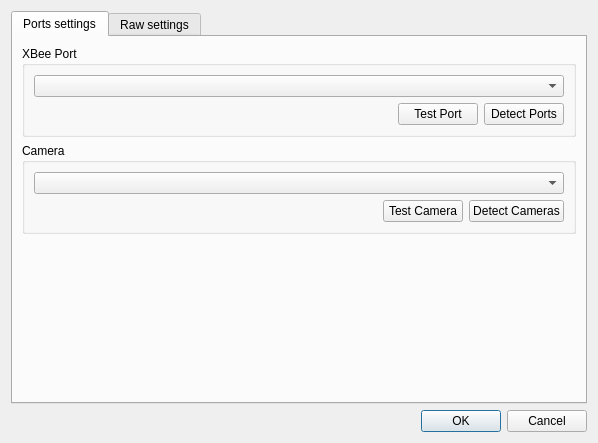
This is pc/master/settingsform.ui in plule/pfe-costumes as Qt 5 draws it before an edit. The edited form follows.
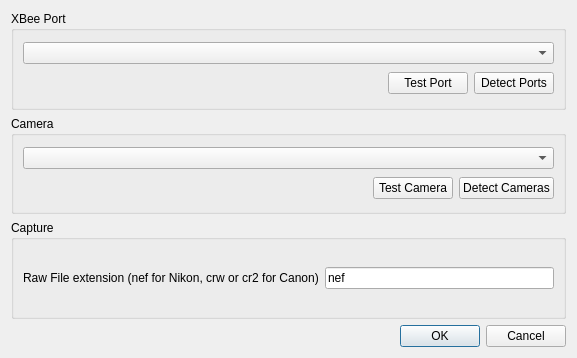
This is the edited form. The open tabs and pages were chosen to show the change. Custom widgets are drawn as their Qt base class.

Commit message: better mass capture, raw extension setting

```diff
--- a/pc/master/settingsform.ui
+++ b/pc/master/settingsform.ui
@@ -6,75 +6,15 @@
    <rect>
     <x>0</x>
     <y>0</y>
-    <width>598</width>
-    <height>443</height>
+    <width>577</width>
+    <height>358</height>
    </rect>
   </property>
   <property name="windowTitle">
    <string>Settings</string>
   </property>
   <layout class="QGridLayout" name="gridLayout">
-   <item row="0" column="0">
-    <widget class="QTabWidget" name="tabWidget">
-     <property name="currentIndex">
-      <number>1</number>
-     </property>
-     <widget class="QWidget" name="portTab">
-      <attribute name="title">
-       <string>Ports settings</string>
-      </attribute>
-      <layout class="QVBoxLayout" name="verticalLayout_4">
-       <item>
-        <widget class="QGroupBox" name="xbeeBox">
-         <property name="title">
-          <string>XBee Port</string>
-         </property>
-         <layout class="QVBoxLayout" name="verticalLayout">
-          <item>
-           <widget class="QComboBox" name="xbeePortCombo">
-            <property name="sizePolicy">
-             <sizepolicy hsizetype="Expanding" vsizetype="Fixed">
-              <horstretch>0</horstretch>
-              <verstretch>0</verstretch>
-             </sizepolicy>
-            </property>
-           </widget>
-          </item>
-          <item>
-           <layout class="QHBoxLayout" name="horizontalLayout_3">
-            <item>
-             <spacer name="horizontalSpacer">
-              <property name="orientation">
-               <enum>Qt::Horizontal</enum>
-              </property>
-              <property name="sizeHint" stdset="0">
-               <size>
-                <width>40</width>
-                <height>20</height>
-               </size>
-              </property>
-             </spacer>
-            </item>
-            <item>
-             <widget class="QPushButton" name="testPortButton">
-              <property name="text">
-               <string>Test Port</string>
-              </property>
-             </widget>
-            </item>
-            <item>
-             <widget class="QPushButton" name="detectPortsButton">
-              <property name="text">
-               <string>Detect Ports</string>
-              </property>
-             </widget>
-            </item>
-           </layout>
-          </item>
-         </layout>
-        </widget>
-       </item>
-       <item>
+   <item row="1" column="0">
         <widget class="QGroupBox" name="cameraBox">
          <property name="title">
           <string>Camera</string>
@@ -124,52 +64,7 @@
          </layout>
         </widget>
        </item>
-       <item>
-        <spacer name="verticalSpacer">
-         <property name="orientation">
-          <enum>Qt::Vertical</enum>
-         </property>
-         <property name="sizeHint" stdset="0">
-          <size>
-           <width>20</width>
-           <height>40</height>
-          </size>
-         </property>
-        </spacer>
-       </item>
-      </layout>
-     </widget>
-     <widget class="QWidget" name="rawTab">
-      <attribute name="title">
-       <string>Raw settings</string>
-      </attribute>
-      <layout class="QVBoxLayout" name="verticalLayout_5">
-       <item>
-        <widget class="QCheckBox" name="thumbnailCheckBox">
-         <property name="text">
-          <string>Use RAW file thumbnail (faster but not configurable)</string>
-         </property>
-         <property name="checked">
-          <bool>true</bool>
-         </property>
-        </widget>
-       </item>
-       <item>
-        <widget class="DcRawQTOptions" name="rawOptions" native="true">
-         <property name="enabled">
-          <bool>false</bool>
-         </property>
-        </widget>
-       </item>
-      </layout>
-      <zorder>rawBox</zorder>
-      <zorder>thumbnailCheckBox</zorder>
-      <zorder>thumbnailCheckBox</zorder>
-      <zorder>rawOptions</zorder>
-     </widget>
-    </widget>
-   </item>
-   <item row="5" column="0">
+   <item row="6" column="0">
     <widget class="QDialogButtonBox" name="buttonBox">
      <property name="orientation">
       <enum>Qt::Horizontal</enum>
@@ -179,16 +74,81 @@
      </property>
     </widget>
    </item>
-  </layout>
- </widget>
- <customwidgets>
-  <customwidget>
-   <class>DcRawQTOptions</class>
-   <extends>QWidget</extends>
-   <header location="global">dcrawqtoptions.h</header>
-   <container>1</container>
-  </customwidget>
- </customwidgets>
+   <item row="0" column="0">
+    <widget class="QGroupBox" name="xbeeBox">
+     <property name="title">
+      <string>XBee Port</string>
+     </property>
+     <layout class="QVBoxLayout" name="verticalLayout">
+      <item>
+       <widget class="QComboBox" name="xbeePortCombo">
+        <property name="sizePolicy">
+         <sizepolicy hsizetype="Expanding" vsizetype="Fixed">
+          <horstretch>0</horstretch>
+          <verstretch>0</verstretch>
+         </sizepolicy>
+        </property>
+       </widget>
+      </item>
+      <item>
+       <layout class="QHBoxLayout" name="horizontalLayout_3">
+        <item>
+         <spacer name="horizontalSpacer">
+          <property name="orientation">
+           <enum>Qt::Horizontal</enum>
+          </property>
+          <property name="sizeHint" stdset="0">
+           <size>
+            <width>40</width>
+            <height>20</height>
+           </size>
+          </property>
+         </spacer>
+        </item>
+        <item>
+         <widget class="QPushButton" name="testPortButton">
+          <property name="text">
+           <string>Test Port</string>
+          </property>
+         </widget>
+        </item>
+        <item>
+         <widget class="QPushButton" name="detectPortsButton">
+          <property name="text">
+           <string>Detect Ports</string>
+          </property>
+         </widget>
+        </item>
+       </layout>
+      </item>
+     </layout>
+    </widget>
+   </item>
+   <item row="2" column="0">
+    <widget class="QGroupBox" name="groupBox">
+     <property name="title">
+      <string>Capture</string>
+     </property>
+     <layout class="QHBoxLayout" name="horizontalLayout">
+      <item>
+       <widget class="QLabel" name="label">
+        <property name="text">
+         <string>Raw File extension (nef for Nikon, crw or cr2 for Canon)</string>
+        </property>
+       </widget>
+      </item>
+      <item>
+       <widget class="QLineEdit" name="rawExtensionEdit">
+        <property name="text">
+         <string>nef</string>
+        </property>
+       </widget>
+      </item>
+     </layout>
+    </widget>
+   </item>
+  </layout>
+ </widget>
  <resources/>
  <connections>
   <connection>
```
Left out of the diff: 24 changed lines with no effect on the pictures. Lines whose indentation alone changed are shown as unchanged. The commit also changes 8 other files.
